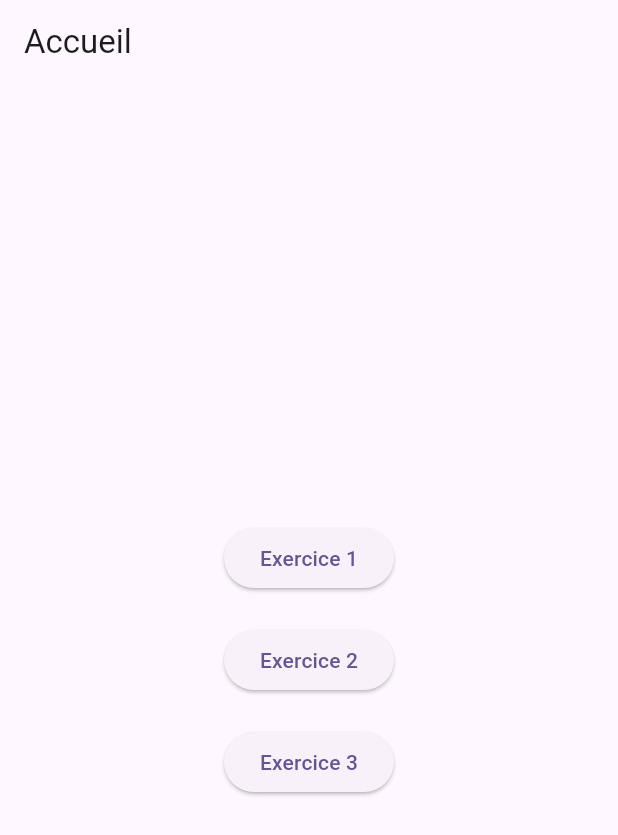
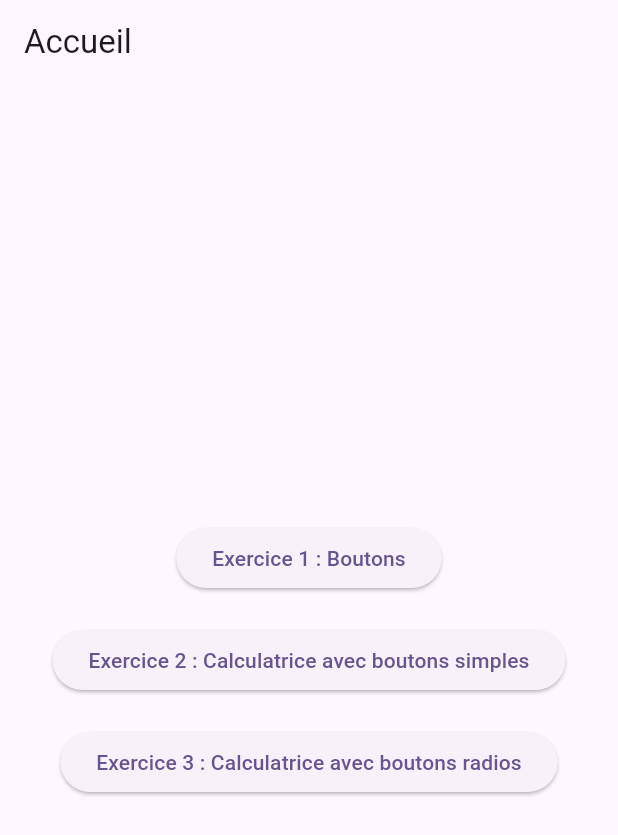
Before and after one commit to AurelienAllenic/flutter-exercises, a Flutter app: the screen it shows after launch, on a phone screen of 412 x 824 dp. Shown: the top 835 px of the screen. Run offline on Flutter 3.47's test engine with Material 3 defaults, Android fonts, the phone set to English and light mode, and no system bars.

Commit message:
(fix) added descriptions to main buttons and removed useless comments

```diff
--- a/lib/main.dart
+++ b/lib/main.dart
@@ -1,7 +1,7 @@
 import 'package:flutter/material.dart';
 import 'exo1.dart';
 import 'exo2.dart';
-import 'exo3.dart'; // importer la page Exercice 3
+import 'exo3.dart';
 
 void main() {
   runApp(const MyApp());
@@ -40,7 +40,7 @@ class HomePage extends StatelessWidget {
                   MaterialPageRoute(builder: (context) => const Exo1Page()),
                 );
               },
-              child: const Text('Exercice 1'),
+              child: const Text('Exercice 1 : Boutons'),
             ),
             const SizedBox(height: 20),
             ElevatedButton(
@@ -50,7 +50,9 @@ class HomePage extends StatelessWidget {
                   MaterialPageRoute(builder: (context) => const Exo2Page()),
                 );
               },
-              child: const Text('Exercice 2'),
+              child: const Text(
+                'Exercice 2 : Calculatrice avec boutons simples',
+              ),
             ),
             const SizedBox(height: 20),
             ElevatedButton(
@@ -60,7 +62,9 @@ class HomePage extends StatelessWidget {
                   MaterialPageRoute(builder: (context) => const Exo3Page()),
                 );
               },
-              child: const Text('Exercice 3'), // Nouveau bouton
+              child: const Text(
+                'Exercice 3 : Calculatrice avec boutons radios',
+              ),
             ),
           ],
         ),
```
